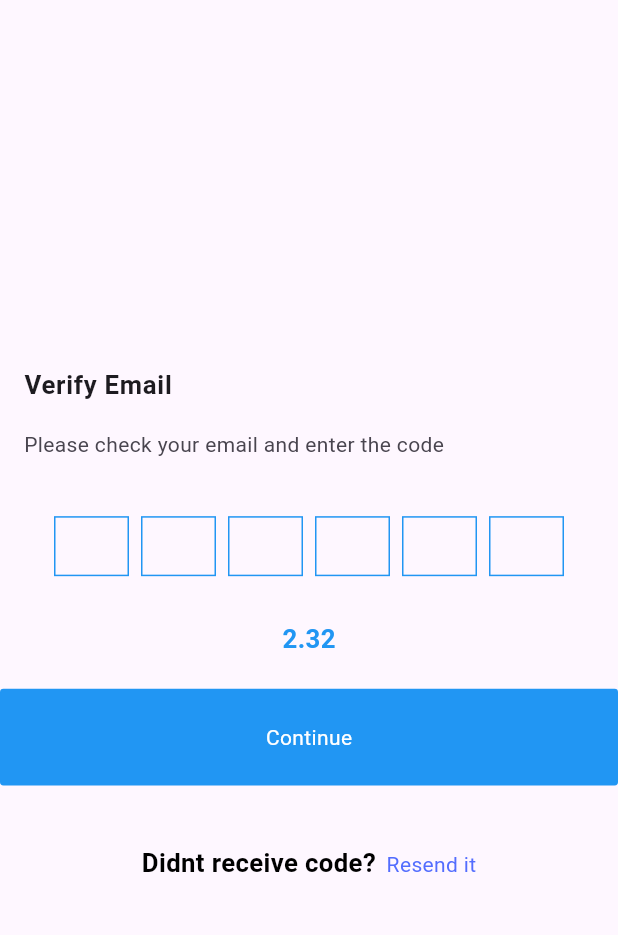
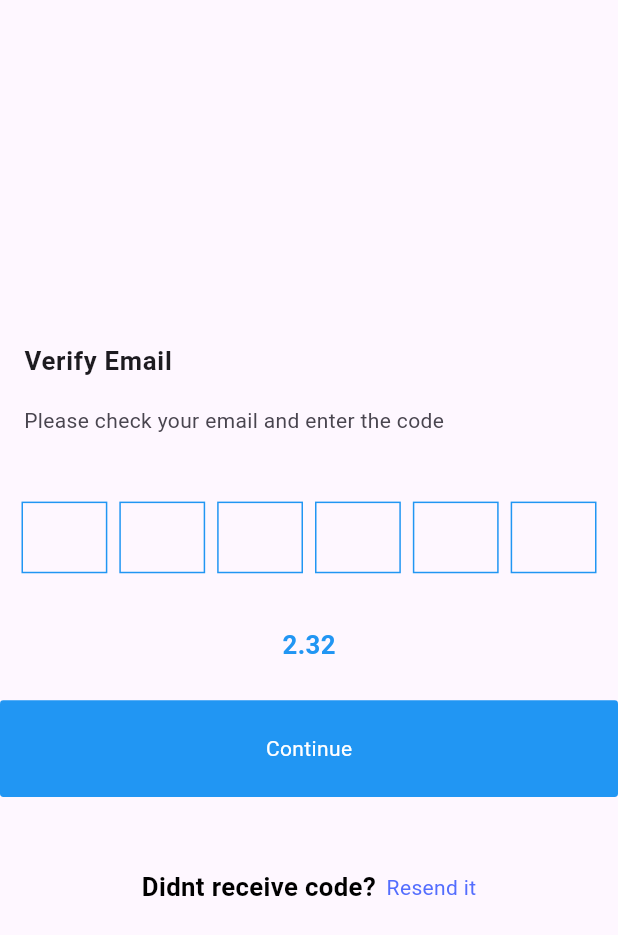
Before and after one commit to sagorsanto49/Thera-track-UIi, a Flutter app: the Verifyemail screen opened directly, on a phone screen of 412 x 824 dp. Shown: the top 935 px of the screen. Run offline on Flutter 3.47's test engine with Material 3 defaults, Android fonts, the phone set to English and light mode, and no system bars; drawn by our look-alikes of pinput; our stand-ins replace flutter_screenutil; network calls fail.

Commit message:
All Added

```diff
--- a/lib/feature/signin/presentation/page/Signup.dart
+++ b/lib/feature/signin/presentation/page/Signup.dart
@@ -3,6 +3,7 @@ import 'package:doctor/core/widget/primarybutten.dart';
 import 'package:doctor/core/widget/text.dart';
 import 'package:doctor/core/widget/xfield.dart';
 import 'package:flutter/material.dart';
+import 'package:flutter_screenutil/flutter_screenutil.dart';
 
 class Signup extends StatelessWidget {
   const Signup({super.key});
@@ -76,7 +77,7 @@ class Signup extends StatelessWidget {
                 SizedBox(height: 16),
                 Primarybutten(
                   title: 'Sign Up',
-                  size: 15,
+                  size: 15.sp,
                   bold: FontWeight.bold,
                   onpress: () {},
                 ),
--- a/lib/feature/signin/presentation/page/invoice.dart
+++ b/lib/feature/signin/presentation/page/invoice.dart
@@ -3,6 +3,7 @@ import 'package:doctor/core/widget/text.dart';
 import 'package:doctor/core/widget/xfield.dart';
 import 'package:doctor/feature/signin/presentation/page/invoicesetup.dart';
 import 'package:flutter/material.dart';
+import 'package:flutter_screenutil/flutter_screenutil.dart';
 
 class Invoice extends StatelessWidget {
   const Invoice({super.key});
@@ -53,7 +54,7 @@ class Invoice extends StatelessWidget {
                   ),
 
                   SizedBox(
-                    width: 80,
+                    width: 80.w,
 
                     child: Primarybutten(
                       title: 'Edit',
--- a/lib/feature/signin/presentation/page/verifyemail.dart
+++ b/lib/feature/signin/presentation/page/verifyemail.dart
@@ -4,6 +4,7 @@ import 'package:doctor/core/widget/primarybutten.dart';
 import 'package:doctor/core/widget/text.dart';
 import 'package:doctor/feature/signin/presentation/page/resetpassword.dart';
 import 'package:flutter/material.dart';
+import 'package:flutter_screenutil/flutter_screenutil.dart';
 import 'package:pinput/pinput.dart';
 
 class Verifyemail extends StatelessWidget {
@@ -19,15 +20,15 @@ class Verifyemail extends StatelessWidget {
             title: 'Verify Email',
             subtitle: 'Please check your email and enter the code',
           ),
-          SizedBox(height: 30),
+          SizedBox(height: 30.h),
 
           SizedBox(
             child: Pinput(
               length: 6,
               showCursor: true,
               defaultPinTheme: PinTheme(
-                width: 50,
-                height: 40,
+                width: 50.w,
+                height: 40.h,
                 decoration: BoxDecoration(
                   // color: CustomColor.buttonColor,
                   border: Border.all(color: CustomColor.buttonColor),
@@ -35,14 +36,14 @@ class Verifyemail extends StatelessWidget {
               ),
             ),
           ),
-          SizedBox(height: 30),
+          SizedBox(height: 30.h),
 
           Texts(text: '2.32',color: Colors.blue,),
-          SizedBox(height: 20),
+          SizedBox(height: 20.h),
           Primarybutten(title: 'Continue', onpress: () {
             Navigator.push(context, MaterialPageRoute(builder: (context) => Resetpassword() ),);
           }),
-          SizedBox(height: 40),
+          SizedBox(height: 40.h),
           Row(
             mainAxisAlignment: MainAxisAlignment.center,
             children: [
```
Also changed, not shown: lib/feature/signin/presentation/page/resetpassword.dart (+6 -5 lines), lib/feature/signin/presentation/page/step4.dart (+5 -4 lines).
